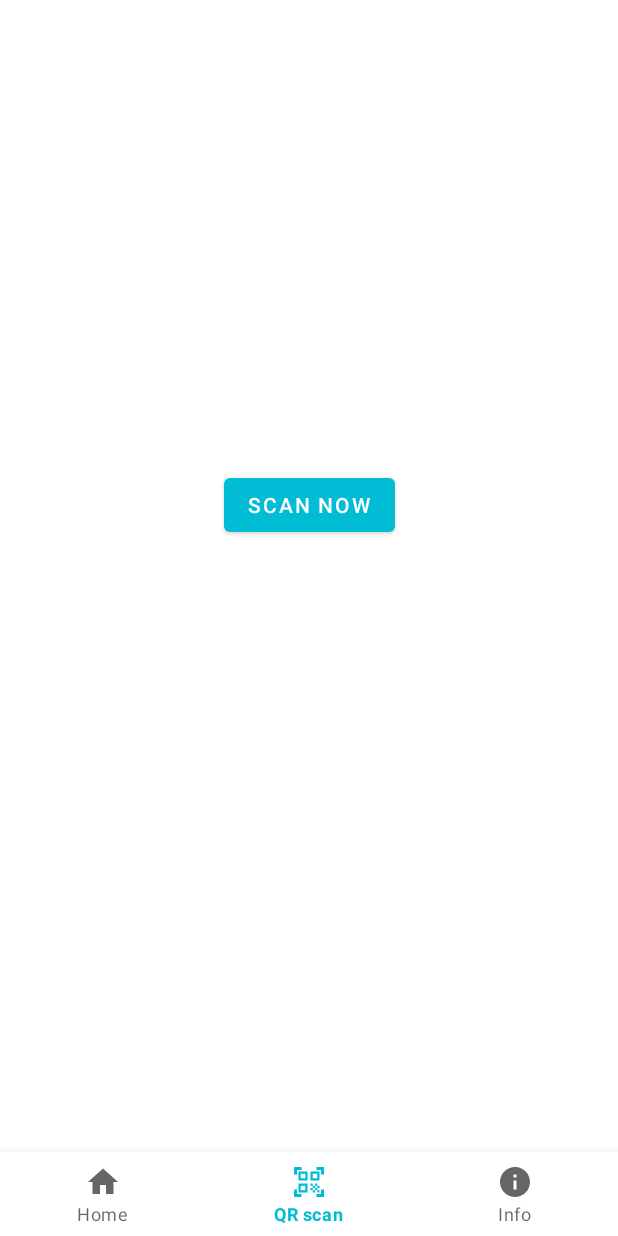
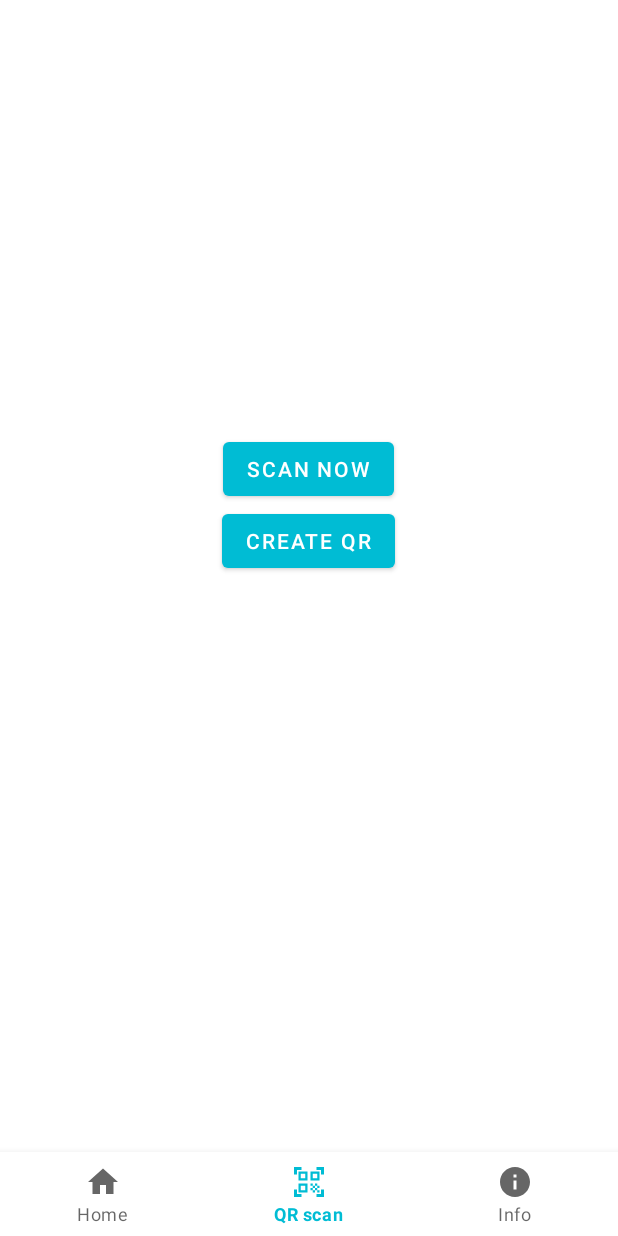
Before and after one commit to kakadevil/ProjectLast, an Android app: the QR_Fragment screen opened through its navigation route, on a phone screen of 412 x 824 dp. Run offline under Robolectric (Android 15) with nearby library versions, the phone set to English and light mode, and no system bars; our stand-ins replace navigation-ui.

Commit message:
change remember

```diff
--- a/app/src/main/java/com/example/projectlast/Home_Fragment.java
+++ b/app/src/main/java/com/example/projectlast/Home_Fragment.java
@@ -24,7 +24,7 @@ public class Home_Fragment extends Fragment {
                 Toast.makeText(getActivity(), "Exit", Toast.LENGTH_SHORT).show();
                 Intent intent = new Intent(Intent.ACTION_MAIN);
                 intent.addCategory(Intent.CATEGORY_HOME);
-                intent.setFlags(Intent.FLAG_ACTIVITY_NEW_TASK);
+                intent.setFlags(Intent.FLAG_ACTIVITY_CLEAR_TASK);
                 startActivity(intent);
             }
         };
--- a/app/src/main/java/com/example/projectlast/QR_Fragment.java
+++ b/app/src/main/java/com/example/projectlast/QR_Fragment.java
@@ -10,13 +10,20 @@ import android.view.ViewGroup;
 import android.widget.Button;
 
 public class QR_Fragment extends Fragment {
-    Button btScan;
+    Button btScan,btCre;
 
     @Override
     public View onCreateView(LayoutInflater inflater, ViewGroup container, Bundle savedInstanceState) {
         View v = inflater.inflate(R.layout.activity_qr_scan, container, false);
         btScan =  v.findViewById(R.id.bt_scan);
         btScan.setOnClickListener(view -> startActivity(new Intent (getActivity(),QR_Scan.class)));
+        btCre = v.findViewById(R.id.bt_create);
+        btCre.setOnClickListener(new View.OnClickListener() {
+            @Override
+            public void onClick(View view) {
+                startActivity(new Intent(getActivity() , CreateQR.class));
+            }
+        });
         return v;
     }
 }
--- a/app/src/main/res/layout/activity_qr_scan.xml
+++ b/app/src/main/res/layout/activity_qr_scan.xml
@@ -1,18 +1,23 @@
 <?xml version="1.0" encoding="utf-8"?>
-<androidx.constraintlayout.widget.ConstraintLayout xmlns:android="http://schemas.android.com/apk/res/android"
+<LinearLayout xmlns:android="http://schemas.android.com/apk/res/android"
     xmlns:app="http://schemas.android.com/apk/res-auto"
     xmlns:tools="http://schemas.android.com/tools"
     android:layout_width="match_parent"
     android:layout_height="match_parent"
-    tools:context=".QR_Scan">
+    tools:context=".QR_Scan"
+    android:orientation="vertical"
+    android:gravity="center">
 
     <Button
         android:id="@+id/bt_scan"
         android:layout_width="wrap_content"
         android:layout_height="wrap_content"
         android:text="scan now"
-        app:layout_constraintBottom_toBottomOf="parent"
-        app:layout_constraintEnd_toEndOf="parent"
-        app:layout_constraintStart_toStartOf="parent"
-        app:layout_constraintTop_toTopOf="parent" />
-</androidx.constraintlayout.widget.ConstraintLayout>
+        />
+    <Button
+        android:id="@+id/bt_create"
+        android:layout_width="wrap_content"
+        android:layout_height="wrap_content"
+        android:text="Create QR"
+        />
+</LinearLayout>
```
Also changed, not shown: app/src/main/AndroidManifest.xml (+6 -5 lines), app/src/main/java/com/example/projectlast/CreateQR.java (added, +58 -0 lines), app/src/main/res/layout/activity_create_qr.xml (added, +37 -0 lines).
